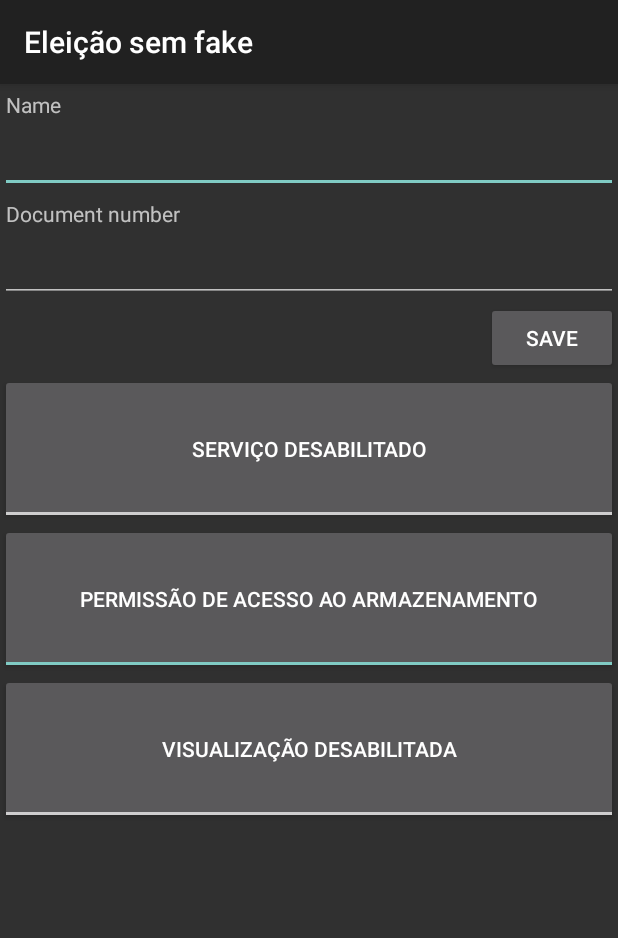
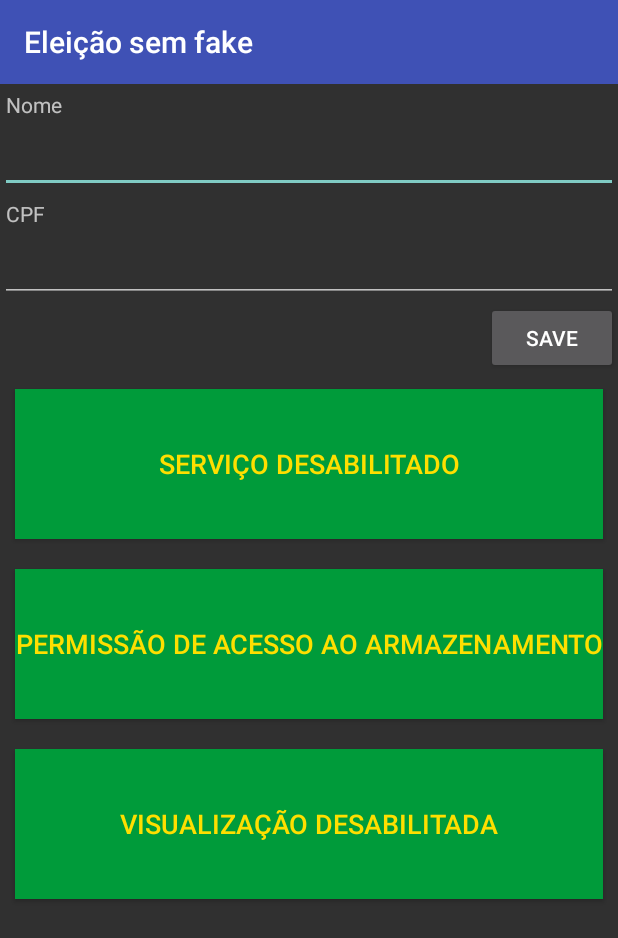
Before and after one commit to blackgee/EleicaoSemFake, an Android app: the screen it shows after launch (MainActivity), on a phone screen of 412 x 824 dp. Shown: the top 938 px of the screen. Run offline under Robolectric (Android 15) with nearby library versions, the phone set to English and light mode, and no system bars.

Commit message:
ui changes

```diff
--- a/app/src/main/AndroidManifest.xml
+++ b/app/src/main/AndroidManifest.xml
@@ -14,7 +14,7 @@
 
         <activity
             android:name="com.tomer.screenshotsharer.MainActivity"
-            android:theme="@style/Theme.AppCompat">
+            android:theme="@style/Theme.AppCompat.NoActionBar">
             <intent-filter>
                 <action android:name="android.intent.action.MAIN" />
                 <category android:name="android.intent.category.LAUNCHER" />
--- a/app/src/main/java/com/example/pc/eleiosemfake/MainActivity.kt
+++ b/app/src/main/java/com/example/pc/eleiosemfake/MainActivity.kt
@@ -123,6 +123,10 @@ class MainActivity : AppCompatActivity(), View.OnTouchListener, View.OnClickList
 
         etName.setText(sharedPref.getString(Parameters.USER_NAME, ""))
         etDocumentNumber.setText(sharedPref.getString(Parameters.DOCUMENT_INFO, ""))
+
+        setSupportActionBar(toolbar)
+        supportActionBar?.title = getString(R.string.app_name)
+
     }
 
     private fun saveUserInfo() {
--- a/app/src/main/res/layout/activity_main.xml
+++ b/app/src/main/res/layout/activity_main.xml
@@ -5,12 +5,22 @@
     android:layout_height="match_parent"
     android:orientation="vertical">
 
+    <android.support.v7.widget.Toolbar
+        xmlns:android="http://schemas.android.com/apk/res/android"
+        xmlns:app="http://schemas.android.com/apk/res-auto"
+        android:id="@+id/toolbar"
+        android:layout_width="match_parent"
+        android:layout_height="?attr/actionBarSize"
+        android:background="@color/colorPrimary"
+        app:theme="@style/ThemeOverlay.AppCompat.Dark.ActionBar"
+        app:popupTheme="@style/ThemeOverlay.AppCompat.Light" />
+
     <LinearLayout
         android:layout_width="match_parent"
         android:layout_height="wrap_content"
         android:orientation="vertical">
         <TextView
-            android:text="Name"
+            android:text="@string/nome"
             android:layout_width="match_parent"
             android:layout_height="wrap_content"
             android:padding="4dp"/>
@@ -26,7 +36,7 @@
         android:layout_height="wrap_content"
         android:orientation="vertical">
         <TextView
-            android:text="Document number"
+            android:text="@string/cpf"
             android:layout_width="match_parent"
             android:layout_height="wrap_content"
             android:padding="4dp"/>
@@ -56,11 +66,14 @@
         android:id="@+id/assistant"
         android:layout_width="match_parent"
         android:layout_height="100dp"
+        android:layout_margin="10dp"
         android:textOff="@string/service_disabled"
         android:textOn="@string/service_enabled"
+        android:background="@color/green"
+        android:textColor="@color/yellow"
+        android:textSize="18dp"
         app:layout_constraintBottom_toTopOf="@+id/storage"
         app:layout_constraintEnd_toEndOf="parent"
-        app:layout_constraintHorizontal_bias="0.5"
         app:layout_constraintStart_toStartOf="parent"
         app:layout_constraintTop_toTopOf="parent" />
 
@@ -68,11 +81,14 @@
         android:id="@+id/storage"
         android:layout_width="match_parent"
         android:layout_height="100dp"
+        android:layout_margin="10dp"
         android:textOff="@string/missing_permission_can_t_access_screenshots"
         android:textOn="@string/storage_access_permission_granted"
+        android:background="@color/green"
+        android:textColor="@color/yellow"
+        android:textSize="18dp"
         app:layout_constraintBottom_toTopOf="@+id/preview"
         app:layout_constraintEnd_toEndOf="parent"
-        app:layout_constraintHorizontal_bias="0.5"
         app:layout_constraintStart_toStartOf="parent"
         app:layout_constraintTop_toBottomOf="@+id/assistant" />
 
@@ -80,11 +96,14 @@
         android:id="@+id/preview"
         android:layout_width="match_parent"
         android:layout_height="100dp"
+        android:layout_margin="10dp"
         android:textOff="@string/previews_disabled"
         android:textOn="@string/previews_enabled"
+        android:background="@color/green"
+        android:textColor="@color/yellow"
+        android:textSize="18dp"
         app:layout_constraintBottom_toBottomOf="parent"
         app:layout_constraintEnd_toEndOf="parent"
-        app:layout_constraintHorizontal_bias="0.5"
         app:layout_constraintStart_toStartOf="parent"
         app:layout_constraintTop_toBottomOf="@+id/storage" />
 
--- a/app/src/main/res/values/colors.xml
+++ b/app/src/main/res/values/colors.xml
@@ -2,5 +2,9 @@
 <resources>
     <color name="colorPrimary">#3F51B5</color>
     <color name="colorPrimaryDark">#303F9F</color>
-    <color name="colorAccent">#FF4081</color>
+    <color name="colorAccent">#FFFFFF</color>
+
+    <color name="green">#009B3A</color>
+    <color name="yellow">#FEDF00</color>
+    <color name="blue">#002776</color>
 </resources>
--- a/app/src/main/res/values/strings.xml
+++ b/app/src/main/res/values/strings.xml
@@ -8,5 +8,7 @@
     <string name="previews_disabled">Visualização desabilitada</string>
     <string name="Screenshot">Captura de tela</string>
 
-    <string name="save"> Save</string>
+    <string name="save">Save</string>
+    <string name="nome">Nome</string>
+    <string name="cpf">CPF</string>
 </resources>
--- a/build.gradle
+++ b/build.gradle
@@ -7,7 +7,7 @@ buildscript {
         jcenter()
     }
     dependencies {
-        classpath 'com.android.tools.build:gradle:3.0.1'
+        classpath 'com.android.tools.build:gradle:3.1.4'
         classpath "org.jetbrains.kotlin:kotlin-gradle-plugin:$kotlin_version"
 
         // NOTE: Do not place your application dependencies here; they belong
```
Also changed, not shown: gradle/wrapper/gradle-wrapper.properties, 1 other file.
